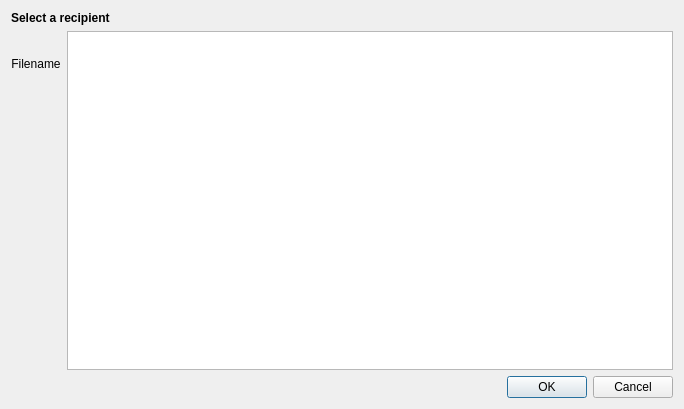
Old version of the form mainwindow.ui in the repository KDE/ktp-send-file.
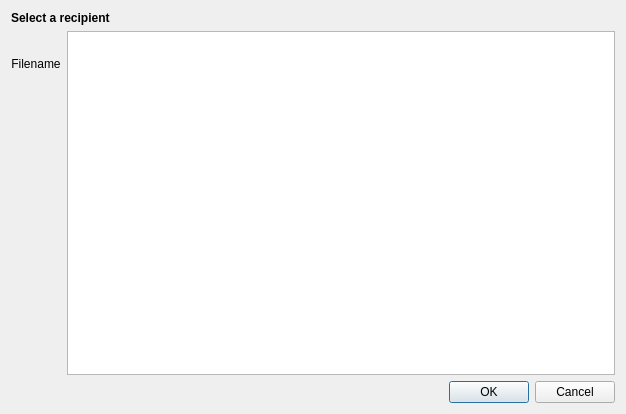
New version of the form. Custom widgets are drawn as their Qt base class.

Commit message: Some visual polish, also enabling the layout to expand on dialog resize

The edit to the form file:
```diff
--- a/mainwindow.ui
+++ b/mainwindow.ui
@@ -6,8 +6,8 @@
    <rect>
     <x>0</x>
     <y>0</y>
-    <width>684</width>
-    <height>409</height>
+    <width>626</width>
+    <height>414</height>
    </rect>
   </property>
   <property name="minimumSize">
@@ -83,6 +83,24 @@
      </item>
      <item>
       <widget class="QListView" name="listView">
+       <property name="minimumSize">
+        <size>
+         <width>80</width>
+         <height>0</height>
+        </size>
+       </property>
+       <property name="baseSize">
+        <size>
+         <width>260</width>
+         <height>0</height>
+        </size>
+       </property>
+       <property name="sizeHint" stdset="0">
+        <size>
+         <width>256</width>
+         <height>192</height>
+        </size>
+       </property>
        <property name="movement">
         <enum>QListView::Static</enum>
        </property>
```
Left out of the diff: 3 changed lines with no effect on the pictures. The commit also changes 1 other file.
